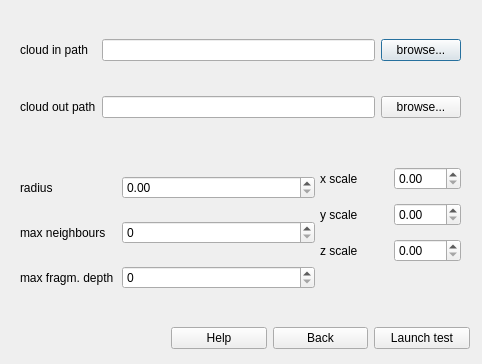
Qt form src/3d_objects_boundries_detection_test_app/normal_estimation_form.ui (JJponciano/3D-objects-segmentation) before a commit.
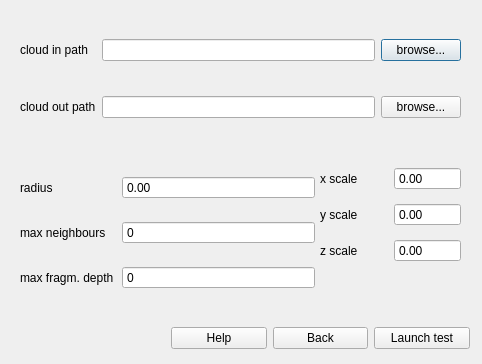
The same form after that commit.

Patch:
```diff
--- a/src/3d_objects_boundries_detection_test_app/normal_estimation_form.ui
+++ b/src/3d_objects_boundries_detection_test_app/normal_estimation_form.ui
@@ -31,7 +31,11 @@
      </widget>
     </item>
     <item row="1" column="1" colspan="2">
-     <widget class="QSpinBox" name="max_neighbs_sb"/>
+     <widget class="QSpinBox" name="max_neighbs_sb">
+      <property name="buttonSymbols">
+       <enum>QAbstractSpinBox::NoButtons</enum>
+      </property>
+     </widget>
     </item>
     <item row="2" column="0">
      <widget class="QLabel" name="max_fragm_depth_label">
@@ -41,7 +45,11 @@
      </widget>
     </item>
     <item row="0" column="1" colspan="2">
-     <widget class="QDoubleSpinBox" name="radius_dsb"/>
+     <widget class="QDoubleSpinBox" name="radius_dsb">
+      <property name="buttonSymbols">
+       <enum>QAbstractSpinBox::NoButtons</enum>
+      </property>
+     </widget>
     </item>
     <item row="0" column="0">
      <widget class="QLabel" name="radius_label">
@@ -51,7 +59,11 @@
      </widget>
     </item>
     <item row="2" column="1" colspan="2">
-     <widget class="QSpinBox" name="max_fragm_depth_sb"/>
+     <widget class="QSpinBox" name="max_fragm_depth_sb">
+      <property name="buttonSymbols">
+       <enum>QAbstractSpinBox::NoButtons</enum>
+      </property>
+     </widget>
     </item>
    </layout>
   </widget>
@@ -73,7 +85,11 @@
      </widget>
     </item>
     <item row="0" column="1">
-     <widget class="QDoubleSpinBox" name="x_scale_dsb"/>
+     <widget class="QDoubleSpinBox" name="x_scale_dsb">
+      <property name="buttonSymbols">
+       <enum>QAbstractSpinBox::NoButtons</enum>
+      </property>
+     </widget>
     </item>
     <item row="1" column="0">
      <widget class="QLabel" name="y_scale_label">
@@ -83,7 +99,11 @@
      </widget>
     </item>
     <item row="1" column="1">
-     <widget class="QDoubleSpinBox" name="y_scale_dsb"/>
+     <widget class="QDoubleSpinBox" name="y_scale_dsb">
+      <property name="buttonSymbols">
+       <enum>QAbstractSpinBox::NoButtons</enum>
+      </property>
+     </widget>
     </item>
     <item row="2" column="0">
      <widget class="QLabel" name="z_scale_label">
@@ -93,7 +113,11 @@
      </widget>
     </item>
     <item row="2" column="1">
-     <widget class="QDoubleSpinBox" name="z_scale_dsb"/>
+     <widget class="QDoubleSpinBox" name="z_scale_dsb">
+      <property name="buttonSymbols">
+       <enum>QAbstractSpinBox::NoButtons</enum>
+      </property>
+     </widget>
     </item>
    </layout>
   </widget>
@@ -143,7 +167,7 @@
     </item>
    </layout>
   </widget>
-  <widget class="QWidget" name="">
+  <widget class="QWidget" name="layoutWidget">
    <property name="geometry">
     <rect>
      <x>171</x>
```
